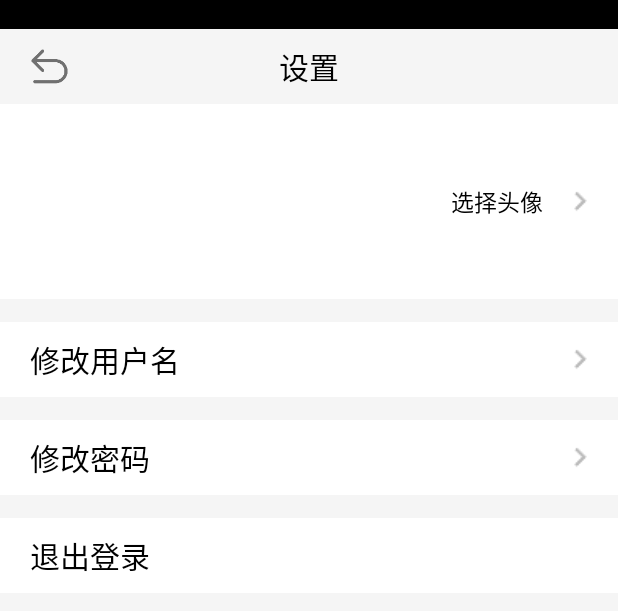
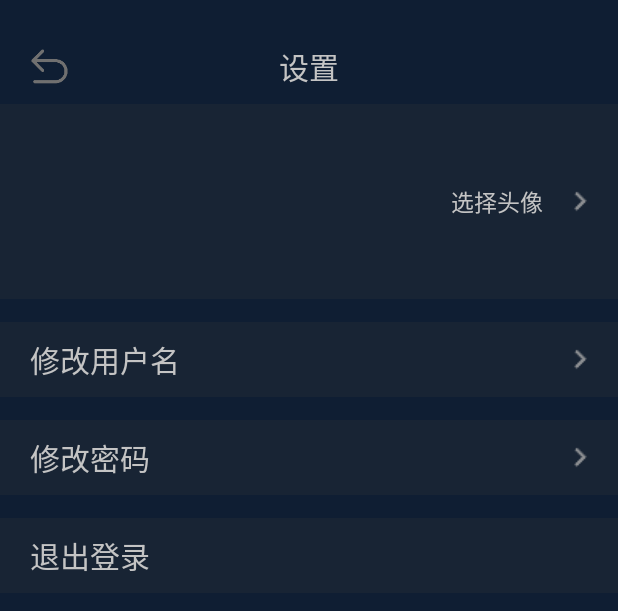
Before and after one commit to StardustProject/Stardust, an Android app: the layout activity_information_setting.xml on its own in the app's theme, with its tools: preview values and no code run, on a phone screen of 412 x 824 dp. Shown: the top 611 px of the screen. Run offline under Robolectric (Android 15) with nearby library versions, the phone set to English and light mode, and no system bars.

Commit message:
style(UI): 更改了用户相关模块的UI
- 前景色为 #182434 ，背景色为 #0F1E33 ，字体颜色为 #C4C4C4

```diff
--- a/Stardust/app/src/main/java/org/swsd/stardust/presenter/UserPresenter.java
+++ b/Stardust/app/src/main/java/org/swsd/stardust/presenter/UserPresenter.java
@@ -10,6 +10,7 @@ import android.widget.Toast;
 import org.json.JSONException;
 import org.json.JSONObject;
 import org.litepal.crud.DataSupport;
+import org.swsd.stardust.base.ActivityCollector;
 import org.swsd.stardust.model.bean.MailBean;
 import org.swsd.stardust.model.bean.NoteBean;
 import org.swsd.stardust.model.bean.UserBean;
@@ -106,6 +107,8 @@ public class UserPresenter{
                         Log.d("UserPresenter", "get Response");
                         Intent goToMain = new Intent(mContext, MainActivity.class);
                         goToMain.addFlags(Intent.FLAG_ACTIVITY_NEW_TASK);
+                        // 登录结束后销毁登录页面
+                        ActivityCollector.finishAll();
                         mContext.startActivity(goToMain);
                         break;
                     case 403:
--- a/Stardust/app/src/main/res/layout/activity_information_setting.xml
+++ b/Stardust/app/src/main/res/layout/activity_information_setting.xml
@@ -4,25 +4,26 @@
     xmlns:app="http://schemas.android.com/apk/res-auto"
     android:layout_width="match_parent"
     android:layout_height="match_parent"
-    android:background="@color/whiteSmoke"
+    android:background="#0F1E33"
     android:orientation="vertical">
 
     <TextView
         android:id="@+id/tv_setting_stateBar"
         android:layout_width="match_parent"
         android:layout_height="wrap_content"
-        android:background="@color/black"/>
+        android:background="#0F1E33" />
 
     <FrameLayout
         android:layout_width="match_parent"
-        android:layout_height="50dp">
+        android:layout_height="50dp"
+        android:background="#0F1E33">
 
         <TextView
             android:layout_width="match_parent"
             android:layout_height="match_parent"
             android:gravity="center"
             android:text="设置"
-            android:textColor="@color/black"
+            android:textColor="#C4C4C4"
             android:textSize="20dp" />
 
         <ImageView
@@ -38,7 +39,7 @@
         xmlns:app="http://schemas.android.com/apk/res-auto"
         android:layout_width="match_parent"
         android:layout_height="130dp"
-        android:background="@color/white"
+        android:background="#182434"
         android:orientation="horizontal">
 
         <de.hdodenhof.circleimageview.CircleImageView
@@ -47,7 +48,7 @@
             android:layout_height="100dp"
             android:layout_gravity="center"
             android:layout_marginLeft="20dp"
-            app:civ_border_color="@color/silver"
+            app:civ_border_color="#0F1E33"
             app:civ_border_overlay="true"
             app:civ_border_width="1dp"
             app:civ_fill_color="@color/userPhoto" />
@@ -65,7 +66,7 @@
                 android:layout_gravity="center_vertical|right"
                 android:layout_marginRight="50dp"
                 android:text="选择头像"
-                android:textColor="@color/black"
+                android:textColor="#C4C4C4"
                 android:textSize="15dp" />
 
             <ImageView
@@ -82,7 +83,7 @@
         android:layout_width="match_parent"
         android:layout_height="50dp"
         android:layout_marginTop="15dp"
-        android:background="@color/white"
+        android:background="#182434"
         android:orientation="horizontal">
 
         <TextView
@@ -91,7 +92,7 @@
             android:layout_marginLeft="20dp"
             android:gravity="center_vertical|left"
             android:text="修改用户名"
-            android:textColor="@color/black"
+            android:textColor="#C4C4C4"
             android:textSize="20dp" />
 
         <FrameLayout
@@ -103,7 +104,8 @@
                 android:layout_width="match_parent"
                 android:layout_height="50dp"
                 android:layout_marginRight="50dp"
-                android:gravity="center_vertical|right" />
+                android:gravity="center_vertical|right"
+                android:textColor="#C4C4C4"/>
 
             <ImageView
                 android:id="@+id/iv_setting_setUsername"
@@ -119,7 +121,7 @@
         android:layout_width="match_parent"
         android:layout_height="50dp"
         android:layout_marginTop="15dp"
-        android:background="@color/white"
+        android:background="#182434"
         android:orientation="horizontal">
 
         <TextView
@@ -129,7 +131,7 @@
             android:layout_marginLeft="20dp"
             android:gravity="center_vertical|left"
             android:text="修改密码"
-            android:textColor="@color/black"
+            android:textColor="#C4C4C4"
             android:textSize="20dp" />
 
         <ImageView
@@ -145,7 +147,7 @@
         android:layout_width="match_parent"
         android:layout_height="50dp"
         android:layout_marginTop="15dp"
-        android:background="@color/white"
+        android:background="#182434"
         android:orientation="horizontal">
 
         <TextView
@@ -155,7 +157,7 @@
             android:layout_marginLeft="20dp"
             android:gravity="center_vertical|left"
             android:text="退出登录"
-            android:textColor="@color/black"
+            android:textColor="#C4C4C4"
             android:textSize="20dp" />
     </FrameLayout>
 
```
Also changed, not shown: Stardust/app/src/main/java/org/swsd/stardust/view/activity/LoginActivity.java (+0 -8 lines), Stardust/app/src/main/res/layout/activity_mail.xml (+6 -4 lines), Stardust/app/src/main/res/layout/activity_mail_item.xml (+9 -5 lines), Stardust/app/src/main/res/layout/fragment_user.xml (+22 -18 lines).
